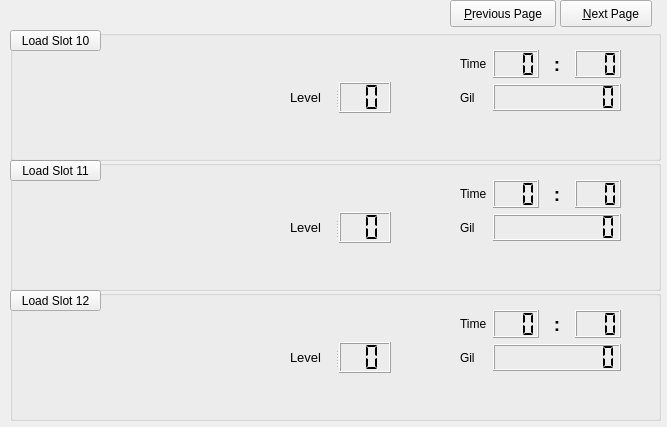
This is slotselect.ui in sithlord48/blackchocobo as Qt 5 draws it before an edit. The edited form follows.
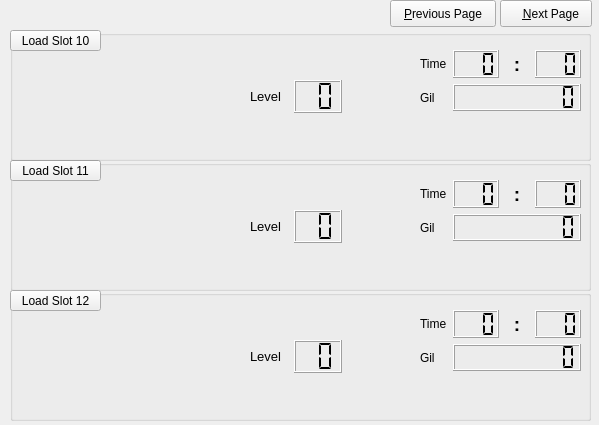
This is the edited form. The open tabs and pages were chosen to show the change. Icons and pictures are not drawn.

Commit message: smaller dialog

What changed in the file:
```diff
--- a/slotselect.ui
+++ b/slotselect.ui
@@ -9,8 +9,8 @@
    <rect>
     <x>0</x>
     <y>0</y>
-    <width>667</width>
-    <height>427</height>
+    <width>599</width>
+    <height>425</height>
    </rect>
   </property>
   <property name="sizePolicy">
@@ -21,8 +21,8 @@
   </property>
   <property name="minimumSize">
    <size>
-    <width>667</width>
-    <height>427</height>
+    <width>0</width>
+    <height>0</height>
    </size>
   </property>
   <property name="maximumSize">
@@ -42,7 +42,7 @@
     <rect>
      <x>10</x>
      <y>30</y>
-     <width>661</width>
+     <width>591</width>
      <height>391</height>
     </rect>
    </property>
@@ -2353,7 +2353,7 @@
       <rect>
        <x>0</x>
        <y>130</y>
-       <width>651</width>
+       <width>581</width>
        <height>131</height>
       </rect>
      </property>
@@ -2363,7 +2363,7 @@
      <widget class="QWidget" name="layoutWidget_19">
       <property name="geometry">
        <rect>
-        <x>450</x>
+        <x>410</x>
         <y>20</y>
         <width>161</width>
         <height>61</height>
@@ -2442,7 +2442,7 @@
      <widget class="QLabel" name="s11_lbl_name">
       <property name="geometry">
        <rect>
-        <x>280</x>
+        <x>240</x>
         <y>20</y>
         <width>151</width>
         <height>21</height>
@@ -2460,10 +2460,10 @@
      <widget class="QLabel" name="s11_lbl_loc">
       <property name="geometry">
        <rect>
-        <x>280</x>
-        <y>80</y>
-        <width>361</width>
-        <height>41</height>
+        <x>240</x>
+        <y>90</y>
+        <width>331</width>
+        <height>31</height>
        </rect>
       </property>
       <property name="font">
@@ -2480,7 +2480,7 @@
        <rect>
         <x>10</x>
         <y>30</y>
-        <width>261</width>
+        <width>211</width>
         <height>91</height>
        </rect>
       </property>
@@ -2553,40 +2553,6 @@
        </item>
       </layout>
      </widget>
-     <widget class="QSplitter" name="splitter_10">
-      <property name="geometry">
-       <rect>
-        <x>280</x>
-        <y>52</y>
-        <width>101</width>
-        <height>31</height>
-       </rect>
-      </property>
-      <property name="orientation">
-       <enum>Qt::Horizontal</enum>
-      </property>
-      <widget class="QLabel" name="label_40">
-       <property name="font">
-        <font>
-         <pointsize>10</pointsize>
-        </font>
-       </property>
-       <property name="text">
-        <string>Level</string>
-       </property>
-      </widget>
-      <widget class="QLCDNumber" name="s11_lcd_lvl">
-       <property name="smallDecimalPoint">
-        <bool>false</bool>
-       </property>
-       <property name="numDigits">
-        <number>2</number>
-       </property>
-       <property name="segmentStyle">
-        <enum>QLCDNumber::Flat</enum>
-       </property>
-      </widget>
-     </widget>
      <widget class="QPushButton" name="btn_s11">
       <property name="geometry">
        <rect>
@@ -2600,13 +2566,56 @@
        <string>Load Slot 11</string>
       </property>
      </widget>
+     <widget class="QWidget" name="">
+      <property name="geometry">
+       <rect>
+        <x>240</x>
+        <y>50</y>
+        <width>92</width>
+        <height>33</height>
+       </rect>
+      </property>
+      <layout class="QHBoxLayout" name="horizontalLayout_23">
+       <item>
+        <widget class="QLabel" name="label_40">
+         <property name="font">
+          <font>
+           <pointsize>10</pointsize>
+          </font>
+         </property>
+         <property name="text">
+          <string>Level</string>
+         </property>
+        </widget>
+       </item>
+       <item>
+        <widget class="QLCDNumber" name="s11_lcd_lvl">
+         <property name="minimumSize">
+          <size>
+           <width>48</width>
+           <height>31</height>
+          </size>
+         </property>
+         <property name="smallDecimalPoint">
+          <bool>false</bool>
+         </property>
+         <property name="numDigits">
+          <number>2</number>
+         </property>
+         <property name="segmentStyle">
+          <enum>QLCDNumber::Flat</enum>
+         </property>
+        </widget>
+       </item>
+      </layout>
+     </widget>
     </widget>
     <widget class="QGroupBox" name="s12_box">
      <property name="geometry">
       <rect>
        <x>0</x>
        <y>260</y>
-       <width>651</width>
+       <width>581</width>
        <height>131</height>
       </rect>
      </property>
@@ -2616,7 +2625,7 @@
      <widget class="QWidget" name="layoutWidget_21">
       <property name="geometry">
        <rect>
-        <x>450</x>
+        <x>410</x>
         <y>20</y>
         <width>161</width>
         <height>61</height>
@@ -2695,7 +2704,7 @@
      <widget class="QLabel" name="s12_lbl_name">
       <property name="geometry">
        <rect>
-        <x>280</x>
+        <x>240</x>
         <y>20</y>
         <width>151</width>
         <height>21</height>
@@ -2713,10 +2722,10 @@
      <widget class="QLabel" name="s12_lbl_loc">
       <property name="geometry">
        <rect>
-        <x>280</x>
-        <y>80</y>
-        <width>361</width>
-        <height>41</height>
+        <x>240</x>
+        <y>90</y>
+        <width>331</width>
+        <height>31</height>
        </rect>
       </property>
       <property name="font">
@@ -2733,7 +2742,7 @@
        <rect>
         <x>10</x>
         <y>30</y>
-        <width>261</width>
+        <width>211</width>
         <height>91</height>
        </rect>
       </property>
@@ -2806,40 +2815,6 @@
        </item>
       </layout>
      </widget>
-     <widget class="QSplitter" name="splitter_11">
-      <property name="geometry">
-       <rect>
-        <x>280</x>
-        <y>52</y>
-        <width>101</width>
-        <height>31</height>
-       </rect>
-      </property>
-      <property name="orientation">
-       <enum>Qt::Horizontal</enum>
-      </property>
-      <widget class="QLabel" name="label_44">
-       <property name="font">
-        <font>
-         <pointsize>10</pointsize>
-        </font>
-       </property>
-       <property name="text">
-        <string>Level</string>
-       </property>
-      </widget>
-      <widget class="QLCDNumber" name="s12_lcd_lvl">
-       <property name="smallDecimalPoint">
-        <bool>false</bool>
-       </property>
-       <property name="numDigits">
-        <number>2</number>
-       </property>
-       <property name="segmentStyle">
-        <enum>QLCDNumber::Flat</enum>
-       </property>
-      </widget>
-     </widget>
      <widget class="QPushButton" name="btn_s12">
       <property name="geometry">
        <rect>
@@ -2853,13 +2828,56 @@
        <string>Load Slot 12</string>
       </property>
      </widget>
+     <widget class="QWidget" name="">
+      <property name="geometry">
+       <rect>
+        <x>240</x>
+        <y>50</y>
+        <width>92</width>
+        <height>33</height>
+       </rect>
+      </property>
+      <layout class="QHBoxLayout" name="horizontalLayout_24">
+       <item>
+        <widget class="QLabel" name="label_44">
+         <property name="font">
+          <font>
+           <pointsize>10</pointsize>
+          </font>
+         </property>
+         <property name="text">
+          <string>Level</string>
+         </property>
+        </widget>
+       </item>
+       <item>
+        <widget class="QLCDNumber" name="s12_lcd_lvl">
+         <property name="minimumSize">
+          <size>
+           <width>48</width>
+           <height>31</height>
+          </size>
+         </property>
+         <property name="smallDecimalPoint">
+          <bool>false</bool>
+         </property>
+         <property name="numDigits">
+          <number>2</number>
+         </property>
+         <property name="segmentStyle">
+          <enum>QLCDNumber::Flat</enum>
+         </property>
+        </widget>
+       </item>
+      </layout>
+     </widget>
     </widget>
     <widget class="QGroupBox" name="s10_box">
      <property name="geometry">
       <rect>
        <x>0</x>
        <y>0</y>
-       <width>651</width>
+       <width>581</width>
        <height>131</height>
       </rect>
      </property>
@@ -2869,7 +2887,7 @@
      <widget class="QWidget" name="layoutWidget_23">
       <property name="geometry">
        <rect>
-        <x>450</x>
+        <x>410</x>
         <y>20</y>
         <width>161</width>
         <height>61</height>
@@ -2948,7 +2966,7 @@
      <widget class="QLabel" name="s10_lbl_name">
       <property name="geometry">
        <rect>
-        <x>280</x>
+        <x>240</x>
         <y>20</y>
         <width>151</width>
         <height>21</height>
@@ -2966,10 +2984,10 @@
      <widget class="QLabel" name="s10_lbl_loc">
       <property name="geometry">
        <rect>
-        <x>280</x>
-        <y>80</y>
-        <width>361</width>
-        <height>41</height>
+        <x>240</x>
+        <y>90</y>
+        <width>331</width>
+        <height>31</height>
        </rect>
       </property>
       <property name="font">
@@ -2986,7 +3004,7 @@
        <rect>
         <x>10</x>
         <y>30</y>
-        <width>261</width>
+        <width>211</width>
         <height>91</height>
        </rect>
       </property>
@@ -3059,40 +3077,6 @@
        </item>
       </layout>
      </widget>
-     <widget class="QSplitter" name="splitter_12">
-      <property name="geometry">
-       <rect>
-        <x>280</x>
-        <y>52</y>
-        <width>101</width>
-        <height>31</height>
-       </rect>
-      </property>
-      <property name="orientation">
-       <enum>Qt::Horizontal</enum>
-      </property>
-      <widget class="QLabel" name="label_48">
-       <property name="font">
-        <font>
-         <pointsize>10</pointsize>
-        </font>
-       </property>
-       <property name="text">
-        <string>Level</string>
-       </property>
-      </widget>
-      <widget class="QLCDNumber" name="s10_lcd_lvl">
-       <property name="smallDecimalPoint">
-        <bool>false</bool>
-       </property>
-       <property name="numDigits">
-        <number>2</number>
-       </property>
-       <property name="segmentStyle">
-        <enum>QLCDNumber::Flat</enum>
-       </property>
-      </widget>
-     </widget>
      <widget class="QPushButton" name="btn_s10">
       <property name="geometry">
        <rect>
@@ -3106,6 +3090,55 @@
        <string>Load Slot 10</string>
       </property>
      </widget>
+     <widget class="QWidget" name="">
+      <property name="geometry">
+       <rect>
+        <x>240</x>
+        <y>50</y>
+        <width>92</width>
+        <height>33</height>
+       </rect>
+      </property>
+      <layout class="QHBoxLayout" name="horizontalLayout_22">
+       <item>
+        <widget class="QLabel" name="label_48">
+         <property name="minimumSize">
+          <size>
+           <width>0</width>
+           <height>0</height>
+          </size>
+         </property>
+         <property name="font">
+          <font>
+           <pointsize>10</pointsize>
+          </font>
+         </property>
+         <property name="text">
+          <string>Level</string>
+         </property>
+        </widget>
+       </item>
+       <item>
+        <widget class="QLCDNumber" name="s10_lcd_lvl">
+         <property name="minimumSize">
+          <size>
+           <width>48</width>
+           <height>31</height>
+          </size>
+         </property>
+         <property name="smallDecimalPoint">
+          <bool>false</bool>
+         </property>
+         <property name="numDigits">
+          <number>2</number>
+         </property>
+         <property name="segmentStyle">
+          <enum>QLCDNumber::Flat</enum>
+         </property>
+        </widget>
+       </item>
+      </layout>
+     </widget>
     </widget>
    </widget>
    <widget class="QWidget" name="page_5">
@@ -3873,7 +3906,7 @@
   <widget class="QPushButton" name="btn_next">
    <property name="geometry">
     <rect>
-     <x>560</x>
+     <x>500</x>
      <y>0</y>
      <width>92</width>
      <height>27</height>
@@ -3893,7 +3926,7 @@
   <widget class="QPushButton" name="btn_prev">
    <property name="geometry">
     <rect>
-     <x>450</x>
+     <x>390</x>
      <y>0</y>
      <width>106</width>
      <height>27</height>
@@ -3907,19 +3940,6 @@
      <normaloff>:/icon/prev</normaloff>:/icon/prev</iconset>
    </property>
   </widget>
-  <widget class="QLabel" name="label_61">
-   <property name="geometry">
-    <rect>
-     <x>30</x>
-     <y>0</y>
-     <width>421</width>
-     <height>31</height>
-    </rect>
-   </property>
-   <property name="text">
-    <string/>
-   </property>
-  </widget>
  </widget>
  <resources>
   <include location="images.qrc"/>
```
Left out of the diff: 1116 changed lines with no effect on the pictures.
